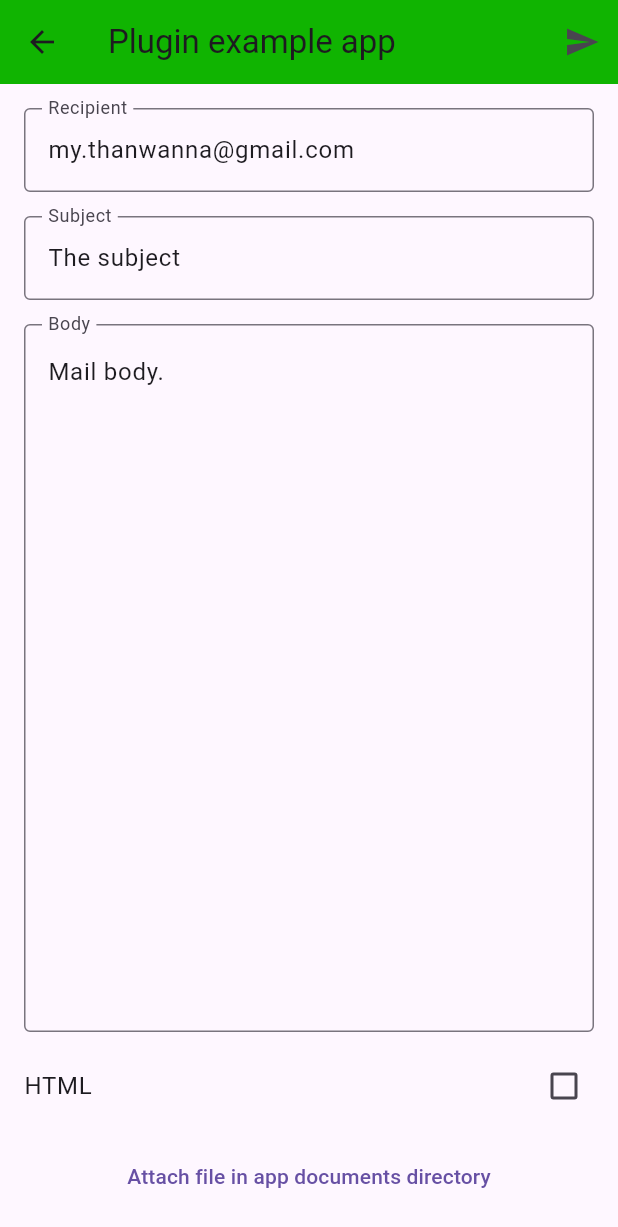
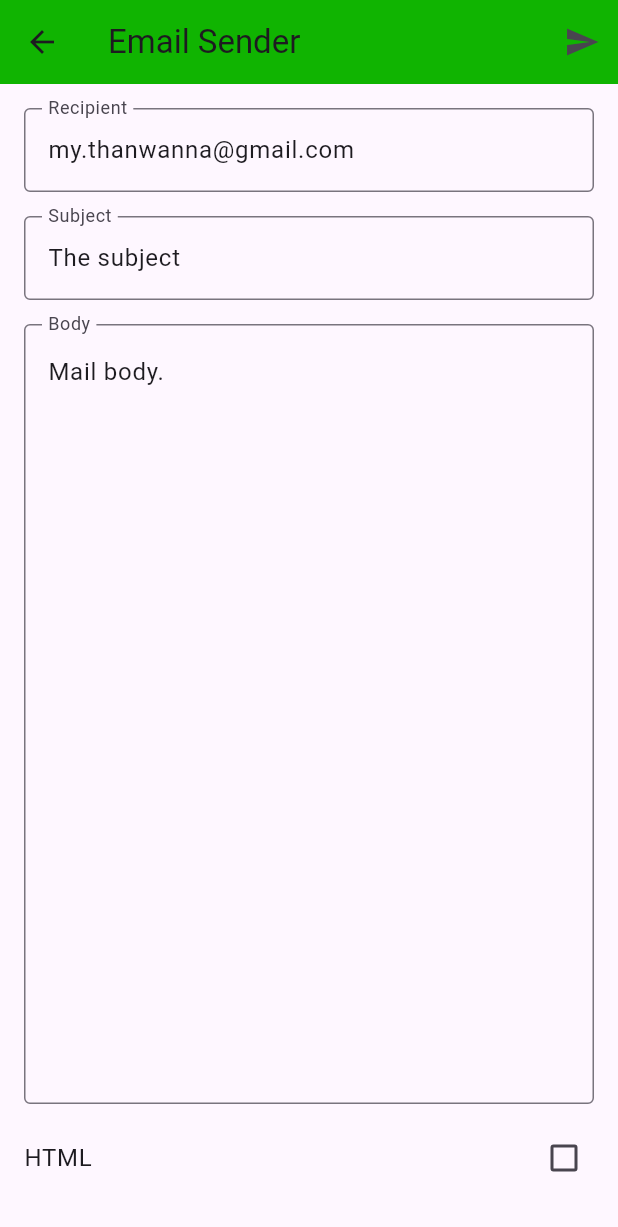
Before and after one commit to thanwannahtun/hello, a Flutter app: the screen it shows after launch, after a tap on "Send Email", on a phone screen of 412 x 824 dp. Shown: the top 1227 px of the screen. Run offline on Flutter 3.47's test engine with Material 3 defaults, Android fonts, the phone set to English and light mode, and no system bars; our stand-ins replace barcode_widget, bloc, csv, equatable, flutter_bloc, shared_preferences and 1 more; missing offline and left inert: flutter_barcode_scanner, flutter_email_sender; accounts and stored records are empty.

Commit message:
modified inventory

```diff
--- a/lib/bloc/inventory/inventory_event.dart
+++ b/lib/bloc/inventory/inventory_event.dart
@@ -4,24 +4,24 @@ part of 'inventory_bloc.dart';
 sealed class InventoryEvent {}
 
 class InventoryAddEvent extends InventoryEvent {
-  final Product product;
+  final Inventory inventory;
 
-  InventoryAddEvent(this.product);
+  InventoryAddEvent(this.inventory);
 }
 
 class InventoryUpdateCountEvent extends InventoryEvent {
-  final Product product;
-  InventoryUpdateCountEvent(this.product);
+  final Inventory inventory;
+  InventoryUpdateCountEvent(this.inventory);
 }
 
 class InventoryFetchEvent extends InventoryEvent {}
 
 class InventoryRemoveEvent extends InventoryEvent {
-  final Product product;
-  InventoryRemoveEvent(this.product);
+  final Inventory inventory;
+  InventoryRemoveEvent(this.inventory);
 }
 
 class InventoryAddOrUpdateEvent extends InventoryEvent {
-  final Product product;
-  InventoryAddOrUpdateEvent(this.product);
+  final Inventory inventory;
+  InventoryAddOrUpdateEvent(this.inventory);
 }
--- a/lib/database/table_creator.dart
+++ b/lib/database/table_creator.dart
@@ -11,7 +11,7 @@ class TableCreator {
       ${ConstantCulumn.barcode} TEXT
     )''',
     '''CREATE TABLE IF NOT EXISTS ${ConstantTables.inventoryTable} (
-      ${ConstantCulumn.inventoryId} INTEGER PRIMAR Y KEY,
+      ${ConstantCulumn.inventoryId} INTEGER PRIMARY KEY,
       ${ConstantCulumn.productId} INTEGER,
       ${ConstantCulumn.productName} TEXT NOT NULL,
       ${ConstantCulumn.unit} TEXT,
--- a/lib/main.dart
+++ b/lib/main.dart
@@ -1,4 +1,7 @@
 import 'package:flutter/material.dart';
+import 'package:flutter_bloc/flutter_bloc.dart';
+import 'package:hello/bloc/inventory/inventory_bloc.dart';
+import 'package:hello/bloc/product/product_bloc.dart';
 import 'package:hello/utils/route_generator.dart';
 import 'package:hello/utils/route_lists.dart';
 import 'package:hello/utils/theme.dart';
@@ -12,11 +15,21 @@ class MyApp extends StatelessWidget {
 
   @override
   Widget build(BuildContext context) {
-    return MaterialApp(
-      debugShowCheckedModeBanner: false,
-      theme: AppTheme.lightTheme,
-      onGenerateRoute: RouteGenerator().generateRoute,
-      initialRoute: RouteLists.itemChoose,
+    return MultiBlocProvider(
+      providers: [
+        BlocProvider<ProductBloc>(
+          create: (context) => ProductBloc(),
+        ),
+        BlocProvider<InventoryBloc>(
+          create: (context) => InventoryBloc(),
+        ),
+      ],
+      child: MaterialApp(
+        debugShowCheckedModeBanner: false,
+        theme: AppTheme.lightTheme,
+        onGenerateRoute: RouteGenerator().generateRoute,
+        initialRoute: RouteLists.itemChoose,
+      ),
     );
   }
 }
--- a/lib/screens/inventory_page.dart
+++ b/lib/screens/inventory_page.dart
@@ -85,8 +85,11 @@ class ProductList extends StatelessWidget {
 
   @override
   Widget build(BuildContext context) {
-    return Card(
+    return Padding(
+      padding: const EdgeInsets.all(8.0),
       child: Column(
+        mainAxisAlignment: MainAxisAlignment.center,
+        crossAxisAlignment: CrossAxisAlignment.start,
         children: [
           Text(" product : ${inventory.productName} "),
           Text(" unit    : ${inventory.unit} "),
--- a/lib/utils/email_sender.dart
+++ b/lib/utils/email_sender.dart
@@ -3,6 +3,7 @@ import 'dart:io';
 
 import 'package:csv/csv.dart';
 import 'package:flutter/material.dart';
+import 'package:flutter/widgets.dart';
 import 'package:flutter_email_sender/flutter_email_sender.dart';
 import 'package:path_provider/path_provider.dart';
 
@@ -28,6 +29,7 @@ class _EmailSenderState extends State<EmailSender> {
   );
 
   Future<void> send() async {
+    await _attachFileFromAppDocumentsDirectoy();
     final Email email = Email(
       body: _bodyController.text,
       subject: _subjectController.text,
@@ -47,6 +49,8 @@ class _EmailSenderState extends State<EmailSender> {
     }
 
     if (!mounted) return;
+
+    Navigator.pop(context);
 
     ScaffoldMessenger.of(context).showSnackBar(
       SnackBar(
@@ -81,7 +85,7 @@ class _EmailSenderState extends State<EmailSender> {
   Widget build(BuildContext context) {
     return Scaffold(
       appBar: AppBar(
-        title: const Text('Plugin example app'),
+        title: const Text('Email Sender '),
         actions: <Widget>[
           IconButton(
             onPressed: send,
@@ -162,10 +166,10 @@ class _EmailSenderState extends State<EmailSender> {
                         )
                       ],
                     ),
-                  TextButton(
-                    child: const Text('Attach file in app documents directory'),
-                    onPressed: () => _attachFileFromAppDocumentsDirectoy(),
-                  ),
+                  // TextButton(
+                  //   child: const Text('Attach file in app documents directory'),
+                  //   onPressed: () => _attachFileFromAppDocumentsDirectoy(),
+                  // ),
                 ],
               ),
             ),
--- a/lib/utils/route_generator.dart
+++ b/lib/utils/route_generator.dart
@@ -4,6 +4,7 @@ import 'package:hello/bloc/inventory/inventory_bloc.dart';
 import 'package:hello/bloc/product/product_bloc.dart';
 import 'package:hello/screens/inventory_page.dart';
 import 'package:hello/screens/no_route_page.dart';
+import 'package:hello/screens/product_add_page.dart';
 import 'package:hello/screens/product_list.dart';
 import 'package:hello/screens/product_page.dart';
 import 'package:hello/screens/splash_screen.dart';
@@ -12,51 +13,75 @@ import 'package:hello/utils/email_sender.dart';
 import 'package:hello/utils/route_lists.dart';
 
 class RouteGenerator {
+  // Route generateRoute(RouteSettings settings) {
+  //   final productBloc = ProductBloc();
+  //   switch (settings.name) {
+  //     case RouteLists.itemChoose:
+  //       return chooseRoute(
+  //           builder: (context) => MultiBlocProvider(providers: [
+  //                 BlocProvider<ProductBloc>(
+  //                   create: (BuildContext context) => ProductBloc(),
+  //                 ),
+  //                 BlocProvider<InventoryBloc>(
+  //                   create: (BuildContext context) => InventoryBloc(),
+  //                 )
+  //               ], child: const SplashPage()),
+  //           settings: settings);
+  //     case RouteLists.emailSenderPage:
+  //       return chooseRoute(
+  //           builder: (context) => const EmailSender(), settings: settings);
+  //     case RouteLists.inventoryPage:
+  //       return chooseRoute(
+  //           builder: (context) => BlocProvider.value(
+  //               value: InventoryBloc(),
+  //               // create: (context) => ProductBloc(),
+  //               child: const InventoryLists()),
+  //           settings: settings);
+  //     case RouteLists.productPage:
+  //       return chooseRoute(
+  //           builder: (context) => BlocProvider.value(
+  //                 value: productBloc,
+  //                 // create: (context) => ProductBloc(),
+  //                 child: const ProductPage(),
+  //               ),
+  //           settings: settings);
+
+  //     case RouteLists.productListPage:
+  //       return chooseRoute(
+  //           builder: (context) => BlocProvider.value(
+  //                 value: productBloc,
+  //                 // create: (context) => ProductBloc(),
+  //                 child: const ProductListPage(),
+  //               ),
+  //           // builder: (context) => BlocProvider.value(
+  //           //       value: BlocProvider.of<ProductBloc>(context),
+  //           //       child: const ProductListPage(),
+  //           //     ),
+  //           settings: settings);
+
+  //     default:
+  //       return chooseRoute(
+  //           builder: (context) => const NoRouteScreen(), settings: settings);
+  //   }
+  // }
+
   Route generateRoute(RouteSettings settings) {
-    final productBloc = ProductBloc();
     switch (settings.name) {
       case RouteLists.itemChoose:
         return chooseRoute(
-            builder: (context) => MultiBlocProvider(providers: [
-                  BlocProvider<ProductBloc>(
-                    create: (BuildContext context) => ProductBloc(),
-                  ),
-                  BlocProvider<InventoryBloc>(
-                    create: (BuildContext context) => InventoryBloc(),
-                  )
-                ], child: const SplashPage()),
-            settings: settings);
+            builder: (context) => const SplashPage(), settings: settings);
       case RouteLists.emailSenderPage:
         return chooseRoute(
             builder: (context) => const EmailSender(), settings: settings);
       case RouteLists.inventoryPage:
         return chooseRoute(
-            builder: (context) => BlocProvider.value(
-                value: InventoryBloc(),
-                // create: (context) => ProductBloc(),
-                child: const InventoryLists()),
-            settings: settings);
+            builder: (context) => const InventoryLists(), settings: settings);
       case RouteLists.productPage:
         return chooseRoute(
-            builder: (context) => BlocProvider.value(
-                  value: productBloc,
-                  // create: (context) => ProductBloc(),
-                  child: const ProductPage(),
-                ),
-            settings: settings);
-
+            builder: (context) => const ProductPage(), settings: settings);
       case RouteLists.productListPage:
         return chooseRoute(
-            builder: (context) => BlocProvider.value(
-                  value: productBloc,
-                  // create: (context) => ProductBloc(),
-                  child: const ProductListPage(),
-                ),
-            // builder: (context) => BlocProvider.value(
-            //       value: BlocProvider.of<ProductBloc>(context),
-            //       child: const ProductListPage(),
-            //     ),
-            settings: settings);
+            builder: (context) => const ProductListPage(), settings: settings);
 
       default:
         return chooseRoute(
```
Also changed, not shown: lib/bloc/inventory/inventory_bloc.dart (+7 -8 lines), lib/bloc/product/product_bloc.dart (+7 -4 lines), lib/screens/product_list.dart (+28 -70 lines), lib/screens/product_page.dart (+9 -4 lines), lib/screens/splash_screen.dart (+9 -2 lines).
